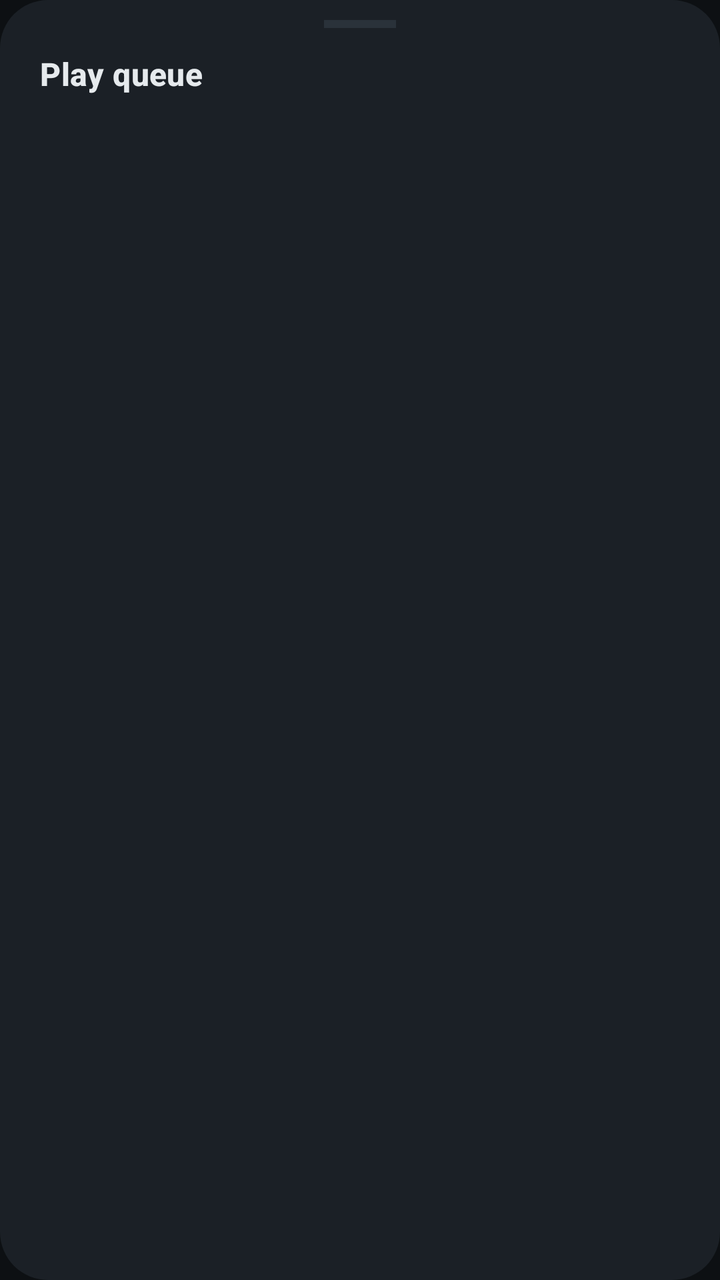
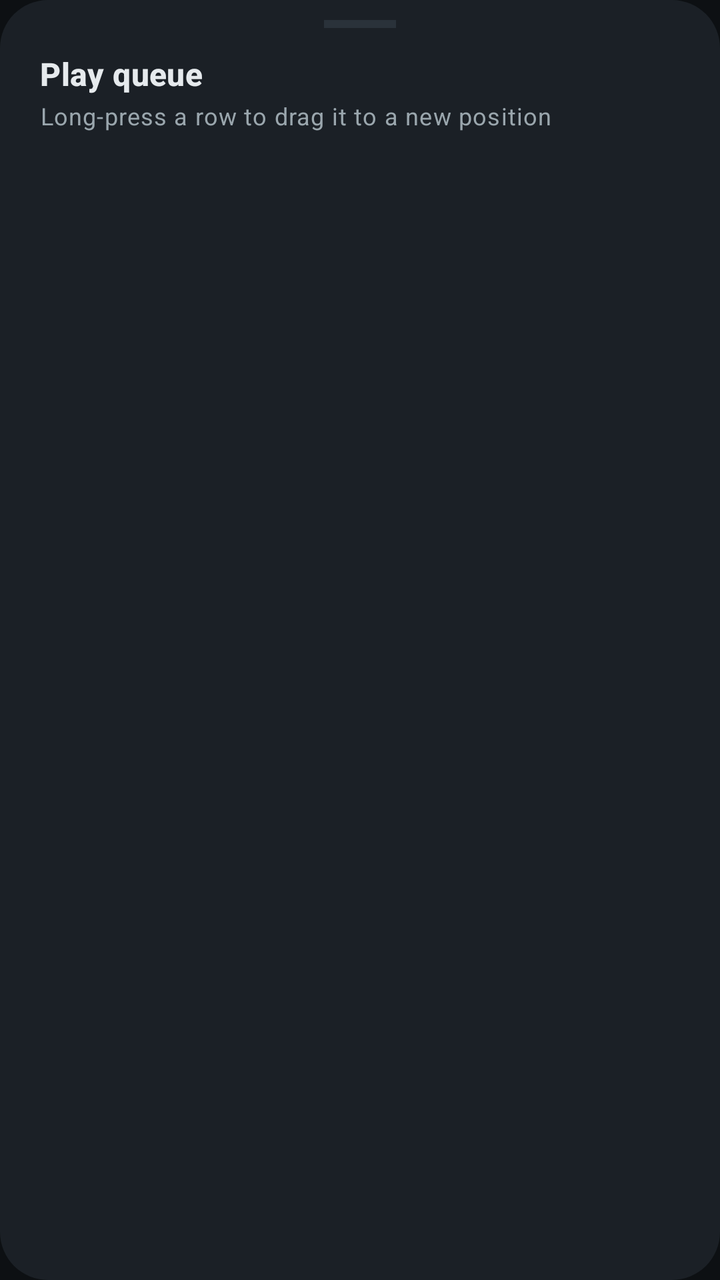

The first picture is an Android layout as it rendered before a commit; the second is the same layout after the commit. The layout source and the unified diff follow.
<!-- AndroidManifest.xml: application theme Theme.RidhoMusic -->
<!-- res/layout/sheet_queue.xml -->
<?xml version="1.0" encoding="utf-8"?>
<LinearLayout
    xmlns:android="http://schemas.android.com/apk/res/android"
    xmlns:app="http://schemas.android.com/apk/res-auto"
    android:layout_width="match_parent"
    android:layout_height="wrap_content"
    android:background="@drawable/bg_sheet"
    android:orientation="vertical">

    <View
        android:layout_width="36dp"
        android:layout_height="4dp"
        android:layout_gravity="center_horizontal"
        android:layout_marginTop="10dp"
        android:background="@color/outline" />

    <TextView
        android:layout_width="match_parent"
        android:layout_height="wrap_content"
        android:paddingHorizontal="20dp"
        android:paddingTop="12dp"
        android:paddingBottom="8dp"
        android:text="@string/queue_title"
        android:textAppearance="?attr/textAppearanceTitleMedium"
        android:textColor="@color/on_surface"
        android:textStyle="bold" />

    <androidx.recyclerview.widget.RecyclerView
        android:id="@+id/queue_list"
        android:layout_width="match_parent"
        android:layout_height="360dp"
        android:maxHeight="360dp"
        android:clipToPadding="false"
        android:paddingBottom="24dp" />
</LinearLayout>
<!-- resources referenced by this layout -->
<resources>
  <color name="on_surface">#E6EAED</color>
  <color name="outline">#2A323A</color>
  <!-- drawable bg_sheet (drawable) -->
  <?xml version="1.0" encoding="utf-8"?>
  <shape xmlns:android="http://schemas.android.com/apk/res/android" android:shape="rectangle">
      <solid android:color="@color/surface_container" />
      <corners android:radius="24dp" />
  </shape>
  <string name="queue_title">Play queue</string>
  <style name="Theme.RidhoMusic" parent="Theme.Material3.Dark.NoActionBar" tools:targetApi="29">
          <item name="android:colorBackground">@color/background</item>
          <item name="colorOnBackground">@color/on_surface</item>
          <item name="colorSurface">@color/surface</item>
          <item name="colorOnSurface">@color/on_surface</item>
          <item name="colorSurfaceContainer">@color/surface_container</item>
          <item name="colorPrimary">@color/primary</item>
          <item name="colorOnPrimary">@color/on_primary</item>
          <item name="colorSecondary">@color/secondary_text_teal</item>
          <item name="colorError">@color/error</item>
          <item name="android:statusBarColor">@color/background</item>
          <item name="android:navigationBarColor">@color/background</item>
          <item name="android:windowLightStatusBar">false</item>
          <item name="android:forceDarkAllowed">false</item>
          <item name="bottomSheetDialogTheme">@style/ThemeOverlay.RidhoMusic.BottomSheet</item>
      </style>
  <color name="surface_container">#1B2026</color>
  <color name="background">#0D1013</color>
  <color name="surface">#15181C</color>
  <color name="primary">#2FA69C</color>
  <color name="on_primary">#04201C</color>
  <color name="secondary_text_teal">#7FD8CE</color>
  <color name="error">#E57373</color>
  <style name="ThemeOverlay.RidhoMusic.BottomSheet" parent="ThemeOverlay.Material3.BottomSheetDialog">
          <item name="bottomSheetStyle">@style/Widget.RidhoMusic.BottomSheet</item>
          <item name="android:background">@color/background</item>
      </style>
  <style name="Widget.RidhoMusic.BottomSheet" parent="Widget.Material3.BottomSheet.Modal">
          <item name="android:background">@drawable/bg_sheet</item>
          <item name="shapeAppearanceOverlay">@style/ShapeAppearance.RidhoMusic.Sheet</item>
      </style>
  <style name="ShapeAppearance.RidhoMusic.Sheet" parent="">
          <item name="cornerFamily">rounded</item>
          <item name="cornerSizeTopLeft">24dp</item>
          <item name="cornerSizeTopRight">24dp</item>
      </style>
</resources>

<!-- the commit's change to res/layout/sheet_queue.xml (unified diff, before → after) -->
@@ -19,11 +19,20 @@
         android:layout_height="wrap_content"
         android:paddingHorizontal="20dp"
         android:paddingTop="12dp"
-        android:paddingBottom="8dp"
+        android:paddingBottom="2dp"
         android:text="@string/queue_title"
         android:textAppearance="?attr/textAppearanceTitleMedium"
         android:textColor="@color/on_surface"
         android:textStyle="bold" />
+
+    <TextView
+        android:layout_width="match_parent"
+        android:layout_height="wrap_content"
+        android:paddingHorizontal="20dp"
+        android:paddingBottom="8dp"
+        android:text="@string/queue_reorder_hint"
+        android:textAppearance="?attr/textAppearanceBodySmall"
+        android:textColor="@color/on_surface_muted" />
 
     <androidx.recyclerview.widget.RecyclerView
         android:id="@+id/queue_list"
<!-- resource entries referenced after the edit -->
@@ -1,6 +1,7 @@
 <!-- resources referenced by this layout -->
 <resources>
   <color name="on_surface">#E6EAED</color>
+  <color name="on_surface_muted">#9AA6AD</color>
   <color name="outline">#2A323A</color>
   <!-- drawable bg_sheet (drawable) -->
   <?xml version="1.0" encoding="utf-8"?>
@@ -8,6 +9,7 @@
       <solid android:color="@color/surface_container" />
       <corners android:radius="24dp" />
   </shape>
+  <string name="queue_reorder_hint">Long-press a row to drag it to a new position</string>
   <string name="queue_title">Play queue</string>
   <style name="Theme.RidhoMusic" parent="Theme.Material3.Dark.NoActionBar" tools:targetApi="29">
           <item name="android:colorBackground">@color/background</item>
